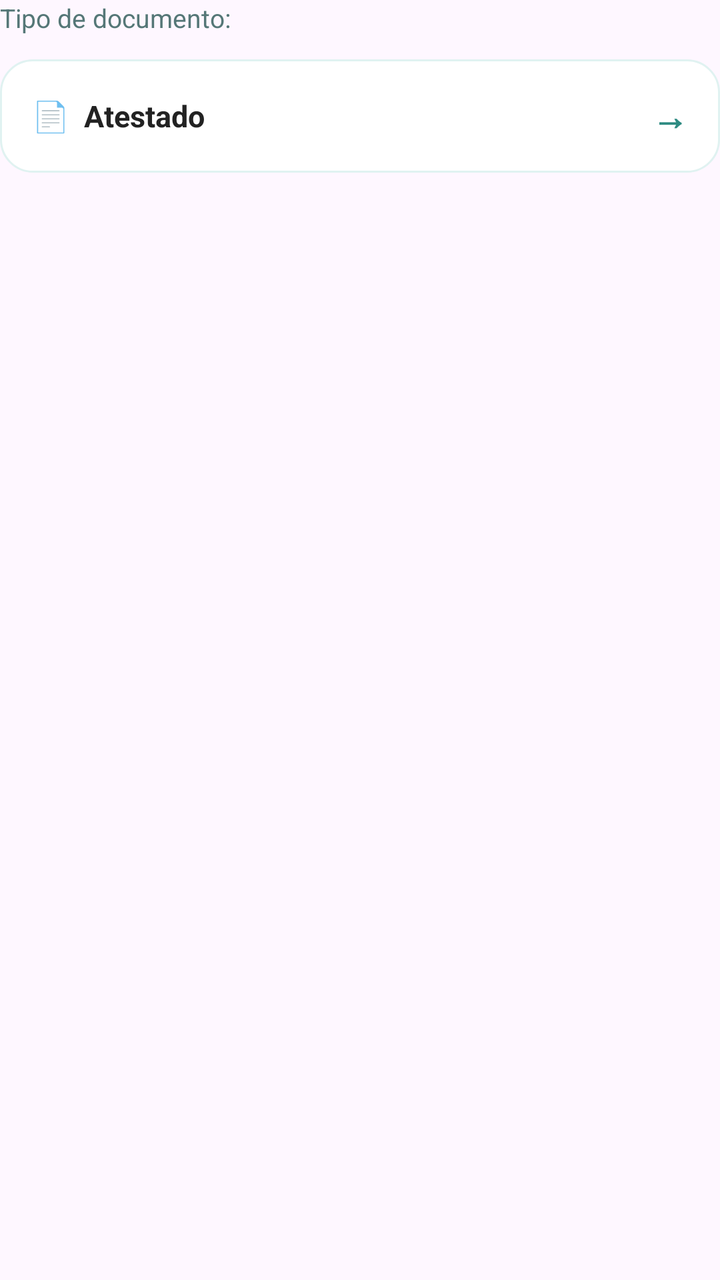
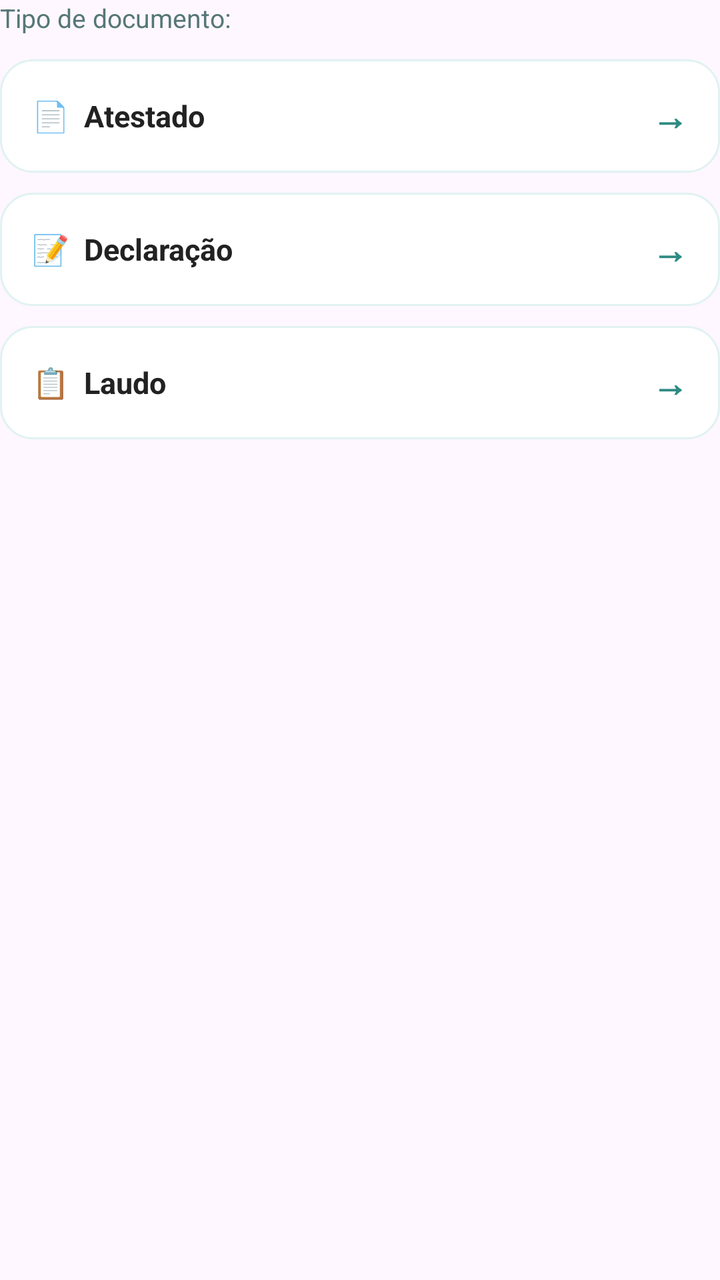

Two renders of the same Android screen: before a commit and after it. Below are the layout's source before the change and the commit's diff.
<!-- AndroidManifest.xml: application theme Theme.ThinkBetter -->
<!-- res/layout/etapa_2_documento.xml -->
<?xml version="1.0" encoding="utf-8"?>
<LinearLayout xmlns:android="http://schemas.android.com/apk/res/android"
    android:layout_width="match_parent"
    android:layout_height="wrap_content"
    android:orientation="vertical">

    <TextView
        android:layout_width="wrap_content"
        android:layout_height="wrap_content"
        android:text="Tipo de documento:"
        android:textColor="#557777"
        android:textSize="13sp"
        android:layout_marginBottom="12dp" />

    
    <LinearLayout
        android:id="@+id/cardAtestado"
        android:layout_width="match_parent"
        android:layout_height="wrap_content"
        android:layout_marginBottom="10dp"
        android:background="@drawable/bg_card_white"
        android:clickable="true"
        android:focusable="true"
        android:gravity="center_vertical"
        android:orientation="horizontal"
        android:padding="16dp">

        <TextView
            android:layout_width="0dp"
            android:layout_height="wrap_content"
            android:layout_weight="1"
            android:text="📄  Atestado"
            android:textColor="#222222"
            android:textSize="15sp"
            android:textStyle="bold" />

        <TextView
            android:layout_width="wrap_content"
            android:layout_height="wrap_content"
            android:text="→"
            android:textColor="#2E8B82"
            android:textSize="18sp"
            android:textStyle="bold" />
    </LinearLayout>

</LinearLayout>
<!-- resources referenced by this layout -->
<resources>
  <!-- drawable bg_card_white (drawable) -->
  <?xml version="1.0" encoding="utf-8"?>
  <shape xmlns:android="http://schemas.android.com/apk/res/android">
      <solid android:color="#FFFFFF" />
      <corners android:radius="16dp" />
      <stroke android:width="1dp" android:color="#E0F2F1" />
  </shape>
  <style name="Theme.ThinkBetter" parent="Base.Theme.ThinkBetter" />
  <style name="Base.Theme.ThinkBetter" parent="Theme.Material3.DayNight.NoActionBar">
          
          
      </style>
</resources>

<!-- the commit's change to res/layout/etapa_2_documento.xml (unified diff, before → after) -->
@@ -43,4 +43,66 @@
             android:textStyle="bold" />
     </LinearLayout>
 
+    
+    <LinearLayout
+        android:id="@+id/cardDeclaracao"
+        android:layout_width="match_parent"
+        android:layout_height="wrap_content"
+        android:layout_marginBottom="10dp"
+        android:background="@drawable/bg_card_white"
+        android:clickable="true"
+        android:focusable="true"
+        android:gravity="center_vertical"
+        android:orientation="horizontal"
+        android:padding="16dp">
+
+        <TextView
+            android:layout_width="0dp"
+            android:layout_height="wrap_content"
+            android:layout_weight="1"
+            android:text="📝  Declaração"
+            android:textColor="#222222"
+            android:textSize="15sp"
+            android:textStyle="bold" />
+
+        <TextView
+            android:layout_width="wrap_content"
+            android:layout_height="wrap_content"
+            android:text="→"
+            android:textColor="#2E8B82"
+            android:textSize="18sp"
+            android:textStyle="bold" />
+    </LinearLayout>
+
+    
+    <LinearLayout
+        android:id="@+id/cardLaudo"
+        android:layout_width="match_parent"
+        android:layout_height="wrap_content"
+        android:layout_marginBottom="10dp"
+        android:background="@drawable/bg_card_white"
+        android:clickable="true"
+        android:focusable="true"
+        android:gravity="center_vertical"
+        android:orientation="horizontal"
+        android:padding="16dp">
+
+        <TextView
+            android:layout_width="0dp"
+            android:layout_height="wrap_content"
+            android:layout_weight="1"
+            android:text="📋  Laudo"
+            android:textColor="#222222"
+            android:textSize="15sp"
+            android:textStyle="bold" />
+
+        <TextView
+            android:layout_width="wrap_content"
+            android:layout_height="wrap_content"
+            android:text="→"
+            android:textColor="#2E8B82"
+            android:textSize="18sp"
+            android:textStyle="bold" />
+    </LinearLayout>
+
 </LinearLayout>
